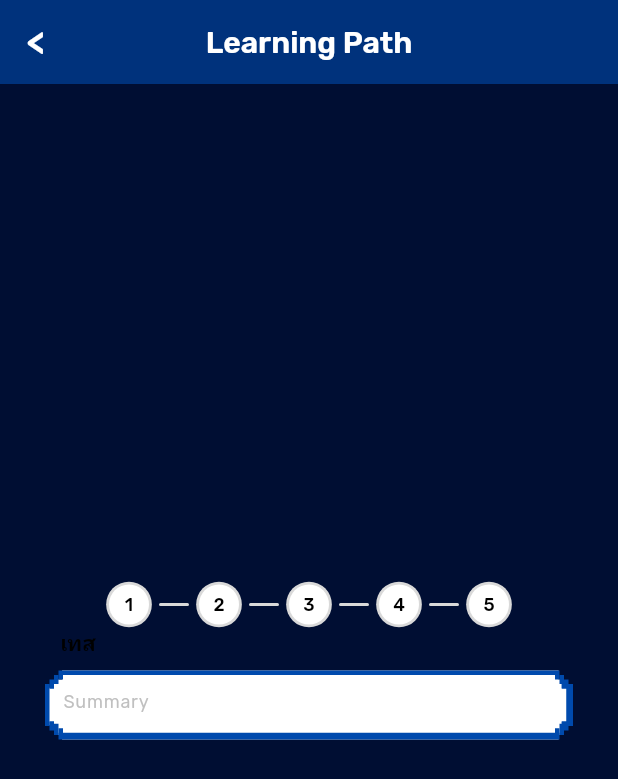
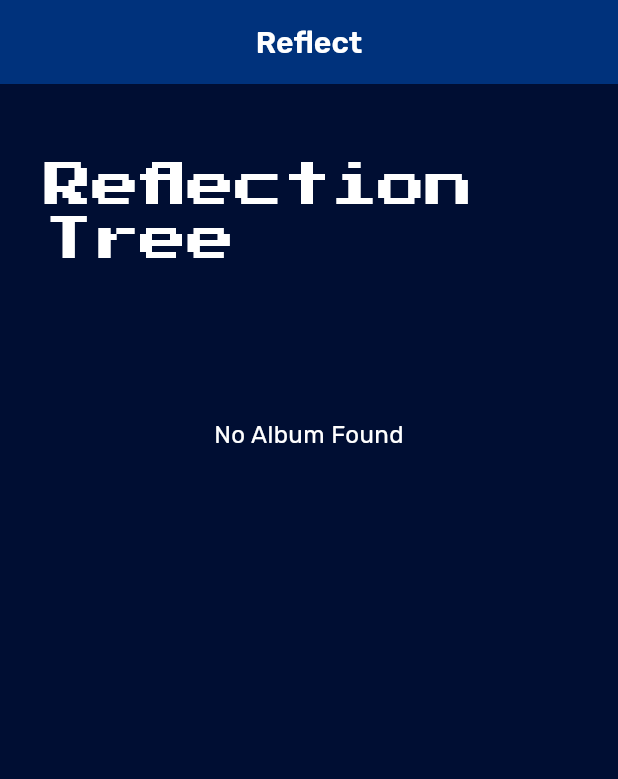
Before and after one commit to G1-The-Five-Min1ons/Passion-Tree-Frontend, a Flutter app: the screen it shows after launch, on a phone screen of 412 x 824 dp. Shown: the top 779 px of the screen. Run offline on Flutter 3.47's test engine with Material 3 defaults, Android fonts, the light colour scheme and no system bars.

Commit message:
feature(reflect): วางโครงในหน้ากรณีไม่มีข้อมูล

```diff
--- a/lib/core/common_widgets/bars/appbar.dart
+++ b/lib/core/common_widgets/bars/appbar.dart
@@ -18,8 +18,10 @@ class AppBarWidget extends StatelessWidget implements PreferredSizeWidget {
     final Color contentColor = Theme.of(context).colorScheme.onPrimary;
 
     return Container(
+      height: preferredSize.height + MediaQuery.of(context).padding.top,
       color : backgroundColor.withValues(alpha: 0.6),
       child : SafeArea( //ไม่ให้ทับเนื้อหาสำคัญเช่น เวลา แบตเตอรี่
+        bottom : false,
         child: Stack(
           alignment: Alignment.center,
           children: [
--- a/lib/core/theme/theme.dart
+++ b/lib/core/theme/theme.dart
@@ -39,3 +39,9 @@ class AppTheme {
     );
   }
 }
+
+class AppSpacing {
+  static const double xmargin = 30.0;
+  static const double ymargin = 50.0;
+  static const double elementgap = 16.0;
+}
--- /dev/null
+++ b/lib/features/reflection_tree/presentation/mockdata/albumdata.dart
@@ -0,0 +1,4 @@
+class AlbumData {
+  //static List<String> albums = ["My First Journey", "Summer 2024", "Daily Growth"];
+  static List<String> albums = [];
+}
--- /dev/null
+++ b/lib/features/reflection_tree/presentation/pages/reflection_tree.dart
@@ -0,0 +1,83 @@
+import 'package:flutter/material.dart';
+import 'package:passion_tree_frontend/core/common_widgets/bars/appbar.dart';
+import 'package:passion_tree_frontend/core/theme/theme.dart';
+import 'package:passion_tree_frontend/core/theme/typography.dart';
+import 'package:passion_tree_frontend/features/reflection_tree/presentation/mockdata/albumdata.dart';
+
+class ReflectionTreePage extends StatelessWidget {
+  const ReflectionTreePage({super.key});
+
+  @override
+  Widget build(BuildContext context) {
+    final albumList = AlbumData.albums;
+
+    return Scaffold(
+      appBar: AppBarWidget(
+        title: "Reflect",
+        showBackButton: false,
+      ),
+      body: Padding(
+        padding: const EdgeInsets.only(
+          left: AppSpacing.xmargin,
+          top: AppSpacing.ymargin,
+          right: AppSpacing.xmargin
+        ),
+        child: Column(
+          crossAxisAlignment: CrossAxisAlignment.start,
+          children: [
+            Text('Reflection Tree',
+                style: Theme.of(context).textTheme.displayLarge?.copyWith(
+                      color: Theme.of(context).colorScheme.onPrimary,
+                    ),
+                ),
+                Expanded(child: albumList.isEmpty
+                ? _buildEmptyState(context)
+                : _buildAlbumList(context, albumList),
+                ),
+          ],
+        ),
+      ),
+    );
+  }
+}
+
+Widget _buildEmptyState(BuildContext context) {
+  return SizedBox(
+    width: double.infinity,
+    child: Column(
+      mainAxisAlignment: MainAxisAlignment.start,
+      crossAxisAlignment: CrossAxisAlignment.center,
+      children: [
+        const SizedBox(height: 100),
+        Text(
+          'No Album Found',
+        textAlign: TextAlign.center,
+        style: AppTypography.titleRegular.copyWith(
+              color: Theme.of(context).colorScheme.onPrimary,
+          ),
+        ),
+      ],
+    ),
+  );
+}
+
+//mock แบบดึงข้อมูลมาแสดง แต่ยังไม่ใช่ design จริง
+Widget _buildAlbumList(BuildContext context, List<String> albums) {
+  return ListView.builder(
+    itemCount: albums.length,
+    itemBuilder: (context, index) {
+      return ListTile(
+        title: Text(
+          albums[index],
+          style: Theme.of(context).textTheme.bodyLarge?.copyWith(
+                color: Theme.of(context).colorScheme.onPrimary,
+              ),
+        ),
+        leading: Icon(
+          Icons.photo_album,
+          color: Theme.of(context).colorScheme.onPrimary,
+        ),
+      );
+    },
+  );
+}
--- a/lib/main.dart
+++ b/lib/main.dart
@@ -1,8 +1,8 @@
 import 'package:flutter/material.dart';
 import 'package:passion_tree_frontend/core/common_widgets/bars/appbar.dart';
 import 'core/theme/theme.dart';
-import 'core/common_widgets/selections/radio.dart';
 import 'core/common_widgets/inputs/text_field.dart';
+import 'features/reflection_tree/presentation/pages/reflection_tree.dart';
 
 void main() {
   runApp(const MyApp());
@@ -17,7 +17,7 @@ class MyApp extends StatelessWidget {
       title: 'Flutter Demo',
       theme: AppTheme.lightTheme,
       themeMode: ThemeMode.light,
-      home: const MyHomePage(title: 'Learning Path'),
+      home: const ReflectionTreePage(),
     );
   }
 }
@@ -31,7 +31,6 @@ class MyHomePage extends StatefulWidget {
 }
 
 class _MyHomePageState extends State<MyHomePage> {
-  int _score = 0;
 
   @override
   Widget build(BuildContext context) {
@@ -44,13 +43,6 @@ class _MyHomePageState extends State<MyHomePage> {
         child: Column(
           mainAxisAlignment: MainAxisAlignment.center,
           children: [
-            PixelRadioGroup(
-            onSelected: (value) {
-              setState(() {
-                _score = value;
-              });
-            }
-          ),
 
             Padding(
               padding: EdgeInsets.symmetric(horizontal: 30), // กันขอบกล่องติดขอบจอเกินไป
```
